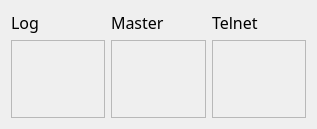
mbridak/not1mm, file not1mm/data/checkwindow.ui: the form before one commit.
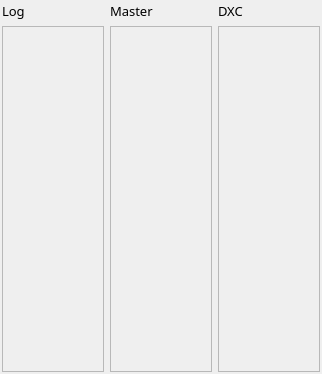
The form after the commit.

Commit message: Fixed vfo and checkwindow dock.

```diff
--- a/not1mm/data/checkwindow.ui
+++ b/not1mm/data/checkwindow.ui
@@ -1,73 +1,36 @@
 <?xml version="1.0" encoding="UTF-8"?>
 <ui version="4.0">
- <class>CheckWindow</class>
- <widget class="QWidget" name="CheckWindow">
+ <class>CheckPartialWindow</class>
+ <widget class="QDockWidget" name="CheckPartialWindow">
   <property name="geometry">
    <rect>
     <x>0</x>
     <y>0</y>
-    <width>317</width>
-    <height>129</height>
+    <width>322</width>
+    <height>374</height>
    </rect>
   </property>
   <property name="font">
    <font>
     <family>JetBrains Mono</family>
-    <pointsize>12</pointsize>
    </font>
   </property>
   <property name="windowTitle">
    <string>Check Partial</string>
   </property>
-  <layout class="QVBoxLayout" name="verticalLayout">
-   <property name="leftMargin">
-    <number>2</number>
-   </property>
-   <property name="topMargin">
-    <number>2</number>
-   </property>
-   <property name="rightMargin">
-    <number>2</number>
-   </property>
-   <property name="bottomMargin">
-    <number>2</number>
-   </property>
-   <item>
-    <widget class="QWidget" name="widget" native="true">
-     <layout class="QGridLayout" name="gridLayout_2">
-      <item row="1" column="2">
-       <widget class="QScrollArea" name="dxcAreaScroll">
-        <property name="focusPolicy">
-         <enum>Qt::ClickFocus</enum>
-        </property>
-        <property name="widgetResizable">
-         <bool>true</bool>
-        </property>
-        <widget class="QWidget" name="dxcScrollWidget">
-         <property name="geometry">
-          <rect>
-           <x>0</x>
-           <y>0</y>
-           <width>92</width>
-           <height>81</height>
-          </rect>
-         </property>
-         <layout class="QVBoxLayout" name="dxcLayout">
-          <property name="spacing">
-           <number>0</number>
-          </property>
+  <widget class="QWidget" name="widget">
+   <layout class="QGridLayout" name="checkpartialgridlayout">
           <property name="margin" stdset="0">
-           <number>0</number>
-          </property>
-         </layout>
-        </widget>
-       </widget>
-      </item>
+     <number>2</number>
+    </property>
       <item row="1" column="1">
        <widget class="QScrollArea" name="masterAreaScroll">
         <property name="focusPolicy">
          <enum>Qt::ClickFocus</enum>
         </property>
+      <property name="sizeAdjustPolicy">
+       <enum>QAbstractScrollArea::AdjustToContents</enum>
+      </property>
         <property name="widgetResizable">
          <bool>true</bool>
         </property>
@@ -76,8 +39,8 @@
           <rect>
            <x>0</x>
            <y>0</y>
-           <width>93</width>
-           <height>81</height>
+         <width>96</width>
+         <height>308</height>
           </rect>
          </property>
          <layout class="QVBoxLayout" name="masterLayout">
@@ -91,11 +54,45 @@
         </widget>
        </widget>
       </item>
+    <item row="1" column="2">
+     <widget class="QScrollArea" name="dxcAreaScroll">
+      <property name="focusPolicy">
+       <enum>Qt::ClickFocus</enum>
+      </property>
+      <property name="sizeAdjustPolicy">
+       <enum>QAbstractScrollArea::AdjustToContents</enum>
+      </property>
+      <property name="widgetResizable">
+       <bool>true</bool>
+      </property>
+      <widget class="QWidget" name="dxcScrollWidget">
+       <property name="geometry">
+        <rect>
+         <x>0</x>
+         <y>0</y>
+         <width>95</width>
+         <height>308</height>
+        </rect>
+       </property>
+       <layout class="QVBoxLayout" name="dxcLayout">
+        <property name="spacing">
+         <number>0</number>
+        </property>
+        <property name="margin" stdset="0">
+         <number>0</number>
+        </property>
+       </layout>
+      </widget>
+     </widget>
+    </item>
       <item row="1" column="0">
        <widget class="QScrollArea" name="qsoAreaScroll">
         <property name="focusPolicy">
          <enum>Qt::ClickFocus</enum>
         </property>
+      <property name="sizeAdjustPolicy">
+       <enum>QAbstractScrollArea::AdjustToContents</enum>
+      </property>
         <property name="widgetResizable">
          <bool>true</bool>
         </property>
@@ -104,13 +101,10 @@
           <rect>
            <x>0</x>
            <y>0</y>
-           <width>92</width>
-           <height>81</height>
-          </rect>
-         </property>
-         <property name="focusPolicy">
-          <enum>Qt::NoFocus</enum>
-         </property>
+         <width>95</width>
+         <height>308</height>
+        </rect>
+       </property>
          <layout class="QVBoxLayout" name="qsoLayout">
           <property name="spacing">
            <number>0</number>
@@ -123,30 +117,46 @@
        </widget>
       </item>
       <item row="0" column="0">
-       <widget class="QLabel" name="label">
+     <widget class="QLabel" name="logListLabel">
+      <property name="font">
+       <font>
+        <family>JetBrains Mono</family>
+        <pointsize>10</pointsize>
+       </font>
+      </property>
         <property name="text">
          <string>Log</string>
         </property>
        </widget>
       </item>
       <item row="0" column="1">
-       <widget class="QLabel" name="label_2">
+     <widget class="QLabel" name="masterListLabel">
+      <property name="font">
+       <font>
+        <family>JetBrains Mono</family>
+        <pointsize>10</pointsize>
+       </font>
+      </property>
         <property name="text">
          <string>Master</string>
         </property>
        </widget>
       </item>
       <item row="0" column="2">
-       <widget class="QLabel" name="label_3">
+     <widget class="QLabel" name="telnetListLabel">
+      <property name="font">
+       <font>
+        <family>JetBrains Mono</family>
+        <pointsize>10</pointsize>
+       </font>
+      </property>
         <property name="text">
-         <string>Telnet</string>
+       <string>DXC</string>
         </property>
        </widget>
       </item>
      </layout>
     </widget>
-   </item>
-  </layout>
  </widget>
  <resources/>
  <connections/>
```
Left out of the diff: 10 changed lines with no effect on the pictures. Lines whose indentation alone changed are shown as unchanged. The commit also changes 4 other files.
